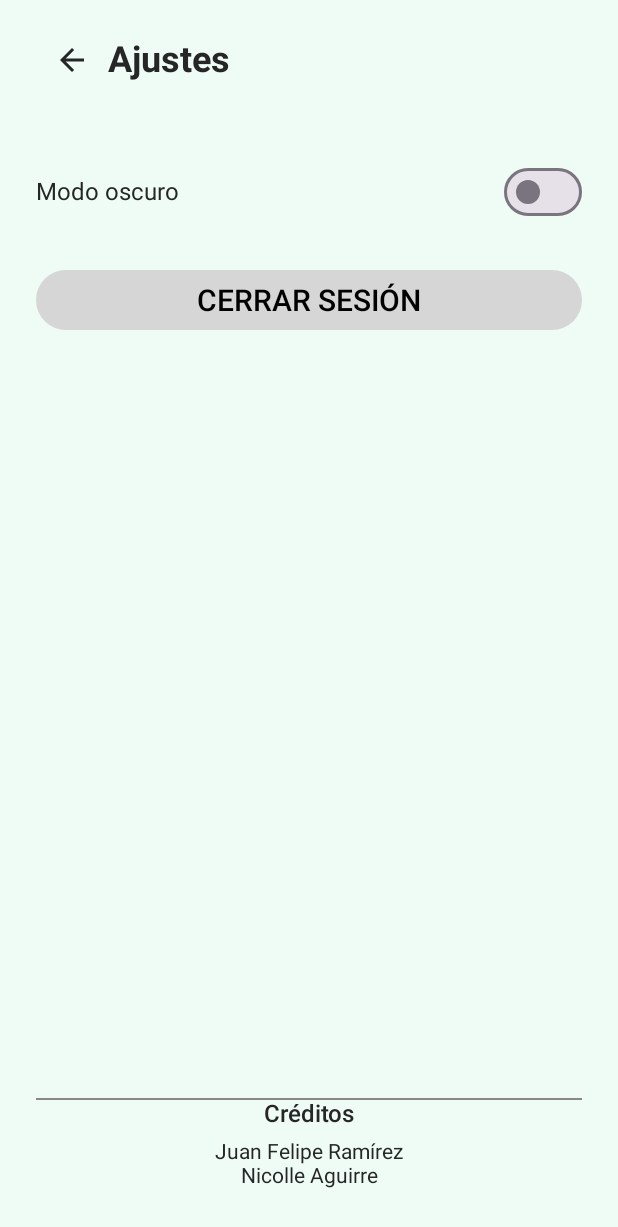
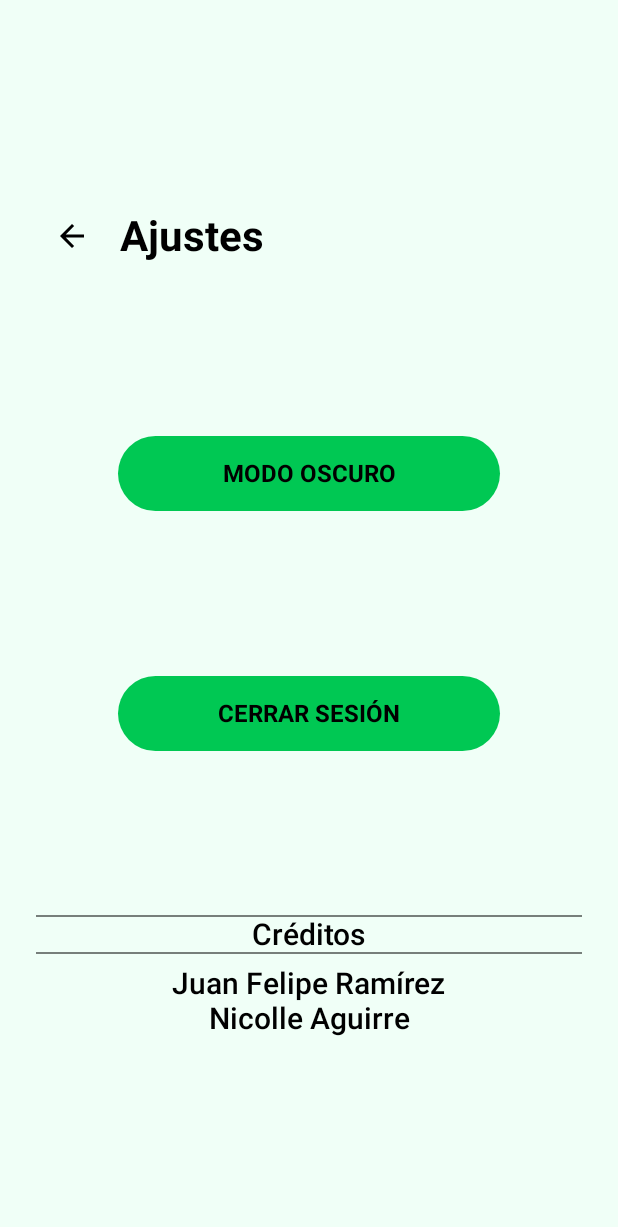
Before and after one commit to JuanfeP2004/AppNativa, an Android app built with Jetpack Compose: the SettingsScreen screen opened through its navigation route, on a phone screen of 412 x 824 dp. Shown: the top 1227 px of the screen. Run offline under Robolectric (Android 15) with nearby library versions, the phone set to English and light mode, and no system bars.

Commit message:
Estilos corregidos y mejorados del screen Settings

```diff
--- a/app/src/main/java/com/xacarana/milistademercado/screens/Settings.kt
+++ b/app/src/main/java/com/xacarana/milistademercado/screens/Settings.kt
@@ -1,6 +1,8 @@
 package com.xacarana.milistademercado.screens
 
+import androidx.compose.foundation.background
 import androidx.compose.foundation.layout.*
+import androidx.compose.foundation.shape.RoundedCornerShape
 import androidx.compose.material.icons.Icons
 import androidx.compose.material.icons.filled.ArrowBack
 import androidx.compose.material3.*
@@ -14,60 +16,66 @@ import androidx.compose.ui.unit.sp
 import androidx.navigation.NavController
 import com.xacarana.milistademercado.functions.Auth
 import com.xacarana.milistademercado.models.User
-import com.xacarana.milistademercado.ui.theme.ScreenPadding
 
 @Composable
 fun SettingsScreen(navController: NavController, user: User, authenticator: Auth) {
     var darkThemeEnabled by remember { mutableStateOf(false) }
 
+    val backgroundColor = if (darkThemeEnabled) Color(0xFF121212) else Color(0xFFF0FFF7)
+    val textColor = if (darkThemeEnabled) Color.White else Color.Black
+    val buttonColor = Color(0xFF00C853)
+
     Surface(
-        modifier = Modifier.fillMaxSize(),
-        color = MaterialTheme.colorScheme.background
+        modifier = Modifier
+            .fillMaxSize()
+            .background(backgroundColor)
+            .padding(24.dp),
+        color = backgroundColor
     ) {
         Column(
-            modifier = ScreenPadding.fillMaxSize(),
-            verticalArrangement = Arrangement.SpaceBetween
+            horizontalAlignment = Alignment.CenterHorizontally,
+            verticalArrangement = Arrangement.SpaceEvenly,
+            modifier = Modifier.fillMaxSize()
         ) {
-            Column(modifier = Modifier.fillMaxWidth()) {
-                // Encabezado
+            // Botón de regreso y título
             Row(
                 verticalAlignment = Alignment.CenterVertically,
-                    modifier = Modifier
-                        .fillMaxWidth()
-                        .padding(bottom = 16.dp)
+                modifier = Modifier.fillMaxWidth()
             ) {
                 IconButton(onClick = { navController.popBackStack() }) {
                     Icon(
                         imageVector = Icons.Default.ArrowBack,
-                            contentDescription = "Regresar"
+                        contentDescription = "Regresar",
+                        tint = textColor
                     )
                 }
+                Spacer(modifier = Modifier.width(8.dp))
                 Text(
                     text = "Ajustes",
-                        fontSize = 24.sp,
+                    fontSize = 28.sp,
+                    fontWeight = FontWeight.Bold,
+                    color = textColor
+                )
+            }
+
+            // Botón modo oscuro
+            Button(
+                onClick = { darkThemeEnabled = !darkThemeEnabled },
+                colors = ButtonDefaults.buttonColors(containerColor = buttonColor),
+                shape = RoundedCornerShape(50),
+                modifier = Modifier
+                    .fillMaxWidth(0.7f)
+                    .height(50.dp)
+            ) {
+                Text(
+                    text = "MODO OSCURO",
+                    fontSize = 16.sp,
+                    color = Color.Black,
                     fontWeight = FontWeight.Bold
                 )
             }
 
-                Spacer(modifier = Modifier.height(16.dp))
-
-                // Modo oscuro
-                Row(
-                    modifier = Modifier
-                        .fillMaxWidth()
-                        .padding(vertical = 8.dp),
-                    verticalAlignment = Alignment.CenterVertically
-                ) {
-                    Text("Modo oscuro", fontSize = 16.sp, modifier = Modifier.weight(1f))
-                    Switch(
-                        checked = darkThemeEnabled,
-                        onCheckedChange = { darkThemeEnabled = it }
-                    )
-                }
-
-                Spacer(modifier = Modifier.height(16.dp))
-
-                // Cerrar sesión
+            // Botón cerrar sesión
             Button(
                 onClick = {
                     authenticator.cerrarSesion(user) {
@@ -76,24 +84,43 @@ fun SettingsScreen(navController: NavController, user: User, authenticator: Auth
                         }
                     }
                 },
-                    colors = ButtonDefaults.buttonColors(containerColor = Color(0xFFD6D6D6)),
-                    modifier = Modifier.fillMaxWidth()
+                colors = ButtonDefaults.buttonColors(containerColor = buttonColor),
+                shape = RoundedCornerShape(50),
+                modifier = Modifier
+                    .fillMaxWidth(0.7f)
+                    .height(50.dp)
             ) {
-                    Text("CERRAR SESIÓN", color = Color.Black)
-                }
+                Text(
+                    text = "CERRAR SESIÓN",
+                    fontSize = 16.sp,
+                    color = Color.Black,
+                    fontWeight = FontWeight.Bold
+                )
             }
 
             // Créditos
-            Column(
-                horizontalAlignment = Alignment.CenterHorizontally,
-                modifier = Modifier.fillMaxWidth()
-            ) {
-                Divider(color = Color.Gray, thickness = 1.dp)
-                Text("Créditos", fontWeight = FontWeight.Medium, fontSize = 16.sp)
+            Column(horizontalAlignment = Alignment.CenterHorizontally) {
+                Divider(color = textColor.copy(alpha = 0.5f), thickness = 1.dp)
+                Text(
+                    text = "Créditos",
+                    fontSize = 20.sp,
+                    fontWeight = FontWeight.Medium,
+                    color = textColor
+                )
+                Divider(color = textColor.copy(alpha = 0.5f), thickness = 1.dp)
                 Spacer(modifier = Modifier.height(8.dp))
-                Text("Juan Felipe Ramírez", fontSize = 14.sp)
-                Text("Nicolle Aguirre", fontSize = 14.sp)
-                Spacer(modifier = Modifier.height(16.dp))
+                Text(
+                    text = "Juan Felipe Ramírez",
+                    fontSize = 20.sp,
+                    fontWeight = FontWeight.SemiBold,
+                    color = textColor
+                )
+                Text(
+                    text = "Nicolle Aguirre",
+                    fontSize = 20.sp,
+                    fontWeight = FontWeight.SemiBold,
+                    color = textColor
+                )
             }
         }
     }
```
Also changed, not shown: app/src/main/java/com/xacarana/milistademercado/MainActivity.kt (line endings or trailing spaces). Lines whose indentation alone changed are shown as unchanged.
